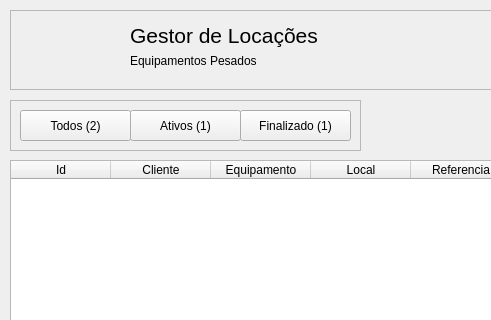
The window that views/frm_dash.ui (andrecamposdelfino/gerenciar-locacoes) describes before a commit, drawn with Qt 5; both pictures show x 0 to 491 and y 0 to 320 of the 991 by 600 pixel window.
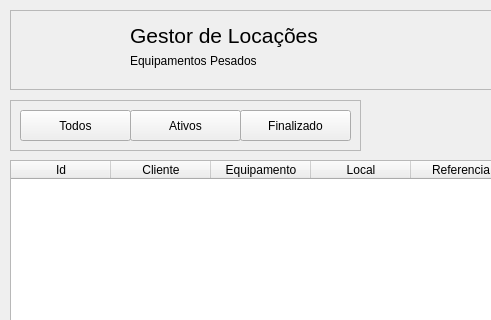
The same window after the commit. Icons and pictures are not drawn.

What changed in the file:
```diff
--- a/views/frm_dash.ui
+++ b/views/frm_dash.ui
@@ -122,7 +122,7 @@
       </rect>
      </property>
      <property name="text">
-      <string>Todos (2)</string>
+      <string>Todos</string>
      </property>
      <property name="icon">
       <iconset>
@@ -139,7 +139,7 @@
       </rect>
      </property>
      <property name="text">
-      <string>Ativos (1)</string>
+      <string>Ativos</string>
      </property>
      <property name="icon">
       <iconset>
@@ -156,7 +156,7 @@
       </rect>
      </property>
      <property name="text">
-      <string>Finalizado (1)</string>
+      <string>Finalizado</string>
      </property>
      <property name="icon">
       <iconset>
```
Left out of the diff: 6 changed lines with no effect on the pictures.
